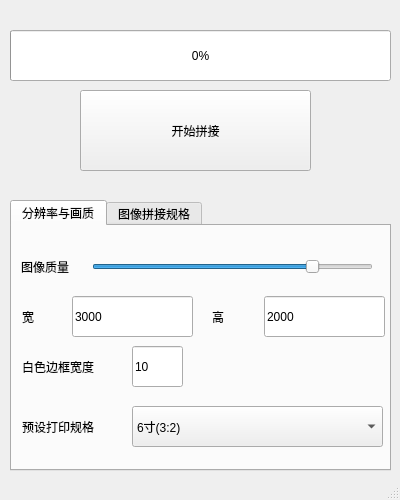
Qt form ImgTrim/mainwindow.ui (ln93/ImgTrim) before a commit.
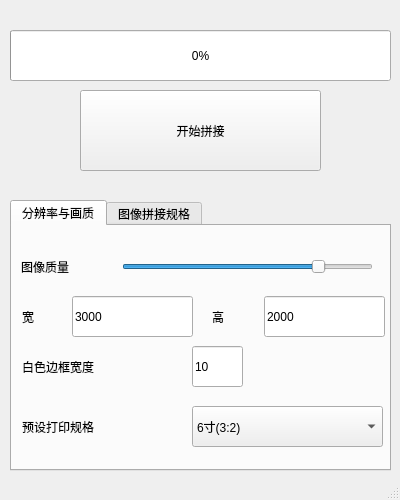
The same form after that commit.

Diff of the .ui file:
```diff
--- a/ImgTrim/mainwindow.ui
+++ b/ImgTrim/mainwindow.ui
@@ -37,7 +37,7 @@
      <rect>
       <x>80</x>
       <y>90</y>
-      <width>231</width>
+      <width>241</width>
       <height>81</height>
      </rect>
     </property>
@@ -116,7 +116,7 @@
      <widget class="QLineEdit" name="whiteLineWidthLineEdit">
       <property name="geometry">
        <rect>
-        <x>120</x>
+        <x>180</x>
         <y>120</y>
         <width>51</width>
         <height>41</height>
@@ -131,7 +131,7 @@
        <rect>
         <x>10</x>
         <y>120</y>
-        <width>111</width>
+        <width>141</width>
         <height>41</height>
        </rect>
       </property>
@@ -144,7 +144,7 @@
        <rect>
         <x>9</x>
         <y>20</y>
-        <width>81</width>
+        <width>91</width>
         <height>41</height>
        </rect>
       </property>
@@ -155,9 +155,9 @@
      <widget class="QSlider" name="imgQualityHorizontalSlider">
       <property name="geometry">
        <rect>
-        <x>80</x>
+        <x>110</x>
         <y>30</y>
-        <width>281</width>
+        <width>251</width>
         <height>22</height>
        </rect>
       </property>
@@ -174,9 +174,9 @@
      <widget class="QComboBox" name="PrintPreferenceComboBox">
       <property name="geometry">
        <rect>
-        <x>120</x>
+        <x>180</x>
         <y>180</y>
-        <width>251</width>
+        <width>191</width>
         <height>41</height>
        </rect>
       </property>
@@ -219,7 +219,7 @@
        <rect>
         <x>10</x>
         <y>180</y>
-        <width>111</width>
+        <width>141</width>
         <height>41</height>
        </rect>
       </property>
```
Left out of the diff: 12 changed lines with no effect on the pictures.
